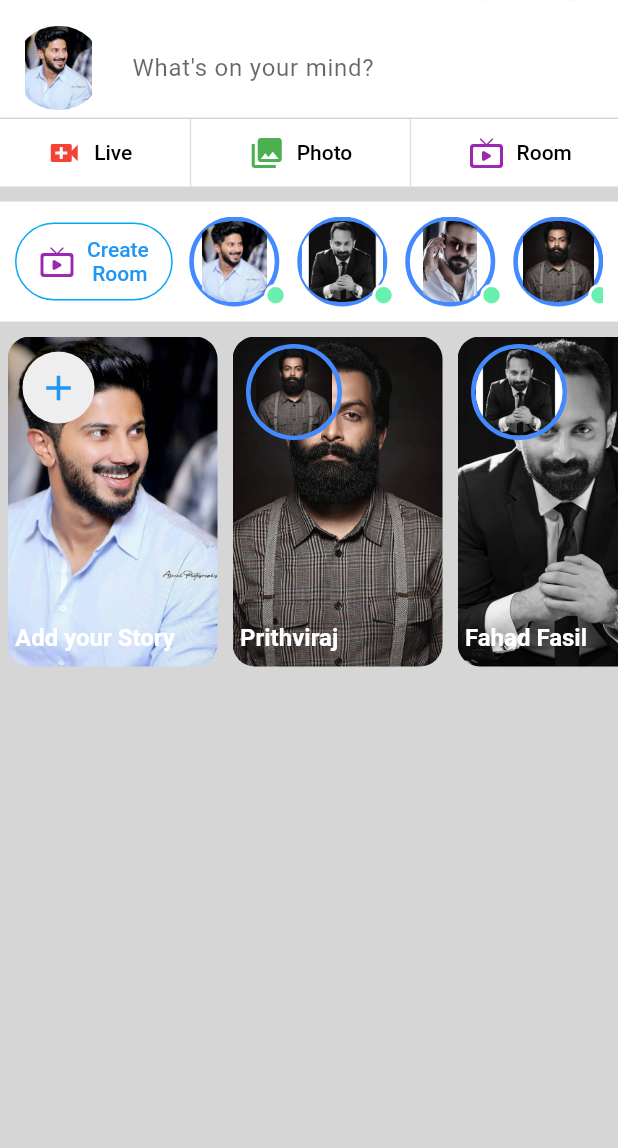
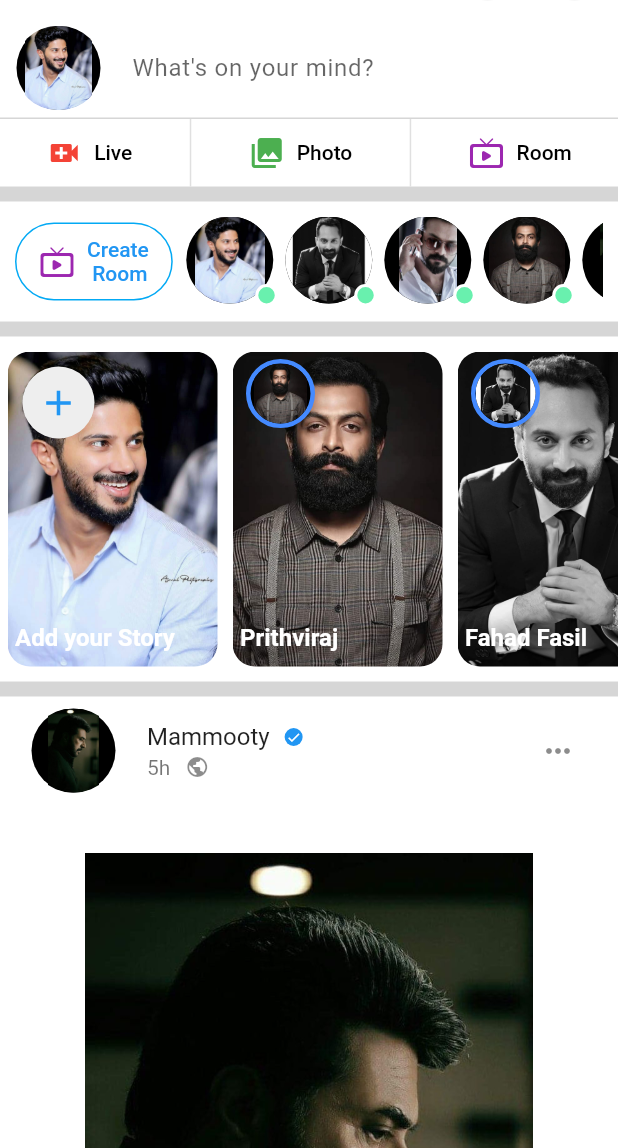
Before and after one commit to mohammed-nawaf/flutter_facebook_ui, a Flutter app: the screen it shows after launch, on a phone screen of 412 x 824 dp, the part 88-1236 px from its top. Run offline on Flutter 3.47's test engine with Material 2 defaults, Android fonts, the phone set to English and light mode, and no system bars.

Commit message:
updates done

```diff
--- a/lib/home_screen.dart
+++ b/lib/home_screen.dart
@@ -1,8 +1,10 @@
+import 'package:facebook_ui/assets_refacts.dart';
 import 'package:facebook_ui/sections/header_section.dart';
 import 'package:facebook_ui/sections/room_section.dart';
 import 'package:facebook_ui/sections/status_section.dart';
 import 'package:facebook_ui/sections/story_section.dart';
 import 'package:facebook_ui/widgets/circular_button.dart';
+import 'package:facebook_ui/widgets/post_card.dart';
 import 'package:flutter/material.dart';
 
 class HomeScreen extends StatelessWidget {
@@ -38,11 +40,34 @@ class HomeScreen extends StatelessWidget {
             const StatusSection(),
             horizontalDivider(thickness: 1),
             const HeaderButtons(),
-            SizedBox(height: 10,),
+            const SizedBox(height: 10),
             const RoomSection(),
-            SizedBox(height: 10),
-            StorySection(),
-            SizedBox(height: 10),
+            const SizedBox(height: 10),
+            const StorySection(),
+            const SizedBox(height: 10),
+            PostCard(
+              profileImage: mammooty,
+              showBlueTick: true,
+              profileName: 'Mammooty',
+              publishedAt: '5h',
+              postTitle: '',
+              postImage: mammooty,
+              likeCount: '10k',
+              commentCount: '1k',
+              shareCount: '500',
+            ),
+            const SizedBox(height: 10),
+            PostCard(
+              profileImage: prithviraj,
+              showBlueTick: true,
+              profileName: 'prithviraj',
+              publishedAt: '5h',
+              postTitle: '',
+              postImage: prithviraj,
+              likeCount: '10k',
+              commentCount: '1k',
+              shareCount: '500',
+            ),
           ],
         ),
       ),
--- a/lib/sections/header_section.dart
+++ b/lib/sections/header_section.dart
@@ -19,9 +19,9 @@ class HeaderButtons extends StatelessWidget {
       child: Row(
         mainAxisAlignment: MainAxisAlignment.spaceEvenly,
         children: [
+
           headerIconButtons(
               buttonAction: () {
-                print('Live Button Clicked');
               },
               buttonIcon: Icons.video_call,
               iconColor: Colors.red,
@@ -30,7 +30,6 @@ class HeaderButtons extends StatelessWidget {
           verticalDivider,
           headerIconButtons(
               buttonAction: () {
-                print('Live Button Clicked');
               },
               buttonIcon: Icons.photo_library,
               iconColor: Colors.green,
@@ -39,7 +38,6 @@ class HeaderButtons extends StatelessWidget {
           verticalDivider,
           headerIconButtons(
               buttonAction: () {
-                print('Live Button Clicked');
               },
               buttonIcon: Icons.live_tv_rounded,
               iconColor: Colors.purple,
@@ -50,7 +48,7 @@ class HeaderButtons extends StatelessWidget {
     );
   }
 
-  TextButton headerIconButtons({
+  Widget headerIconButtons({
     required void Function() buttonAction,
     required IconData buttonIcon,
     required Color iconColor,
--- a/lib/sections/room_section.dart
+++ b/lib/sections/room_section.dart
@@ -18,14 +18,14 @@ class RoomSection extends StatelessWidget {
         children: [
 
           createRoomButton(),
-          Avatar(displayImage: dulquer),
-          Avatar(displayImage: fahadfasil),
-          Avatar(displayImage: jayasurya),
-          Avatar(displayImage: prithviraj),
-          Avatar(displayImage: mammooty),
-          Avatar(displayImage: chackochan),
-          Avatar(displayImage: mohanlal),
-          Avatar(displayImage: vijay),
+          Avatar(displayImage: dulquer, displayBorder: false,),
+          Avatar(displayImage: fahadfasil, displayBorder: false,),
+          Avatar(displayImage: jayasurya, displayBorder: false,),
+          Avatar(displayImage: prithviraj, displayBorder: false,),
+          Avatar(displayImage: mammooty, displayBorder: false,),
+          Avatar(displayImage: chackochan, displayBorder: false,),
+          Avatar(displayImage: mohanlal, displayBorder: false,),
+          Avatar(displayImage: vijay, displayBorder: false,),
         ],
       ),
     );
--- a/lib/sections/story_section.dart
+++ b/lib/sections/story_section.dart
@@ -7,7 +7,8 @@ class StorySection extends StatelessWidget {
 
   @override
   Widget build(BuildContext context) {
-    return SizedBox(
+    return Container(
+      color: Colors.white,
       height: 230,
       child: ListView(
         physics: const BouncingScrollPhysics(),
--- a/lib/widgets/avatar.dart
+++ b/lib/widgets/avatar.dart
@@ -4,6 +4,8 @@ class Avatar extends StatelessWidget {
   Avatar({
     Key? key,
     required this.displayImage,
+    this.width = 58,
+    this.height = 58,
     this.statusIndicator = true,
     this.displayBorder = true,
   }) : super(key: key);
@@ -11,13 +13,17 @@ class Avatar extends StatelessWidget {
   String displayImage;
   bool statusIndicator;
   bool displayBorder;
+  double width;
+  double height;
 
   @override
   Widget build(BuildContext context) {
     return Stack(children: [
       Container(
+
         padding: const EdgeInsets.symmetric(horizontal: 4),
         decoration: BoxDecoration(
+          color: Colors.black,
           shape: BoxShape.circle,
           border: displayBorder == true
               ? Border.all(
@@ -30,8 +36,8 @@ class Avatar extends StatelessWidget {
           borderRadius: BorderRadius.circular(100),
           child: Image.asset(
             displayImage,
-            height: 58,
-            width: 58,
+            height: height,
+            width: width,
             fit: BoxFit.contain,
           ),
         ),
--- /dev/null
+++ b/lib/widgets/post_card.dart
@@ -0,0 +1,168 @@
+import 'package:facebook_ui/assets_refacts.dart';
+import 'package:facebook_ui/widgets/avatar.dart';
+import 'package:facebook_ui/sections/header_section.dart';
+import 'package:flutter/material.dart';
+
+class PostCard extends StatelessWidget {
+
+
+  const PostCard({
+    Key? key,
+    required this.profileImage,
+    required this.profileName,
+    required this.publishedAt,
+    required this.postTitle,
+    required this.postImage,
+    required this.likeCount,
+    required this.commentCount,
+    required this.shareCount,
+    this.showBlueTick = false,
+  }) : super(key: key);
+
+  final String profileImage;
+  final String profileName;
+  final String publishedAt;
+  final String postTitle;
+  final String postImage;
+  final bool showBlueTick;
+  final String likeCount;
+  final String commentCount;
+  final String shareCount;
+
+  @override
+  Widget build(BuildContext context) {
+
+    return Container(
+      color: Colors.white,
+      child: Column(
+        children: [
+          postHeader(),
+          titleMessageBox(),
+          postCardImage(),
+          footerSection(),
+        ],
+      ),
+    );
+  }
+
+  Container footerSection() {
+    return Container(
+      padding: EdgeInsets.only(
+        left: 10,
+        right: 10,
+      ),
+      height: 50,
+      child: Row(
+        mainAxisAlignment: MainAxisAlignment.spaceBetween,
+        children: [
+          Container(
+            child: Row(
+              children: [
+                Container(
+                  width: 15,
+                  height: 15,
+                  decoration: BoxDecoration(
+                    color: Colors.blue,
+                    shape: BoxShape.circle,
+                  ),
+                  child: Icon(
+                    Icons.thumb_up,
+                    color: Colors.white,
+                    size: 10,
+                  ),
+                ),
+                footerTextWidget(text: likeCount)
+              ],
+            ),
+          ),
+          Container(
+            child: Row(
+              children: [
+                footerTextWidget(text: commentCount),
+                SizedBox(width: 5),
+                footerTextWidget(text: 'Comments'),
+                SizedBox(width: 10),
+                footerTextWidget(text: shareCount),
+                SizedBox(width: 5),
+                footerTextWidget(text: 'Shares'),
+                Avatar(
+                  displayImage: mammooty,
+                  displayBorder: false,
+                  statusIndicator: false,
+                  width: 25,
+                  height: 25,
+                ),
+                IconButton(onPressed: (){}, icon: Icon(Icons.arrow_drop_down, color: Colors.grey[700],))
+              ],
+            ),
+          ),
+        ],
+      ),
+    );
+  }
+
+  Text footerTextWidget({required String text}) => Text(
+        text,
+        style: TextStyle(color: Colors.grey[700]),
+      );
+
+  Container postCardImage() {
+    return Container(
+
+      child: Image.asset(postImage,
+      height: 500,),
+    );
+  }
+
+  Container titleMessageBox() => Container(
+        width: double.infinity,
+        padding: const EdgeInsets.only(left: 15),
+        margin: const EdgeInsets.all(8.0),
+        child: Text(postTitle == null ? "" : postTitle),
+      );
+
+  ListTile postHeader() {
+    return ListTile(
+      leading: Avatar(
+        displayImage: profileImage,
+        displayBorder: false,
+        statusIndicator: false,
+      ),
+      title: Row(
+        children: [
+          Text(profileName),
+          const SizedBox(width: 10),
+          showBlueTick ? blueTick() : const SizedBox(),
+        ],
+      ),
+      subtitle: Row(
+        children: [
+          Text(publishedAt == null ? "" : publishedAt),
+          const SizedBox(width: 10),
+          const Icon(
+            Icons.public,
+            size: 16,
+          )
+        ],
+      ),
+      trailing:
+          IconButton(onPressed: () {}, icon: const Icon(Icons.more_horiz)),
+    );
+  }
+
+  Container blueTick() {
+    return Container(
+      width: 12,
+      height: 12,
+      decoration: const BoxDecoration(
+        color: Colors.blue,
+        shape: BoxShape.circle,
+      ),
+      child: const Icon(
+        Icons.check,
+        size: 10,
+        color: Colors.white,
+      ),
+    );
+  }
+}
--- a/lib/widgets/story_card.dart
+++ b/lib/widgets/story_card.dart
@@ -23,6 +23,7 @@ class StoryCard extends StatelessWidget {
       margin: const EdgeInsets.only(
         left: 5,
         right: 5,
+        top: 10,
         bottom: 10,
       ),
       decoration: BoxDecoration(
@@ -38,7 +39,9 @@ class StoryCard extends StatelessWidget {
                 ? CircularButton(buttonIcon: Icons.add,iconColor: Colors.blue, actionButton: () {})
                 : Avatar(
                     displayImage: profileIcon,
-                    statusIndicator: false),
+                    statusIndicator: false,
+                    width: 40,
+                    height: 40,),
           ),
           Positioned(
               bottom: 10,
```
